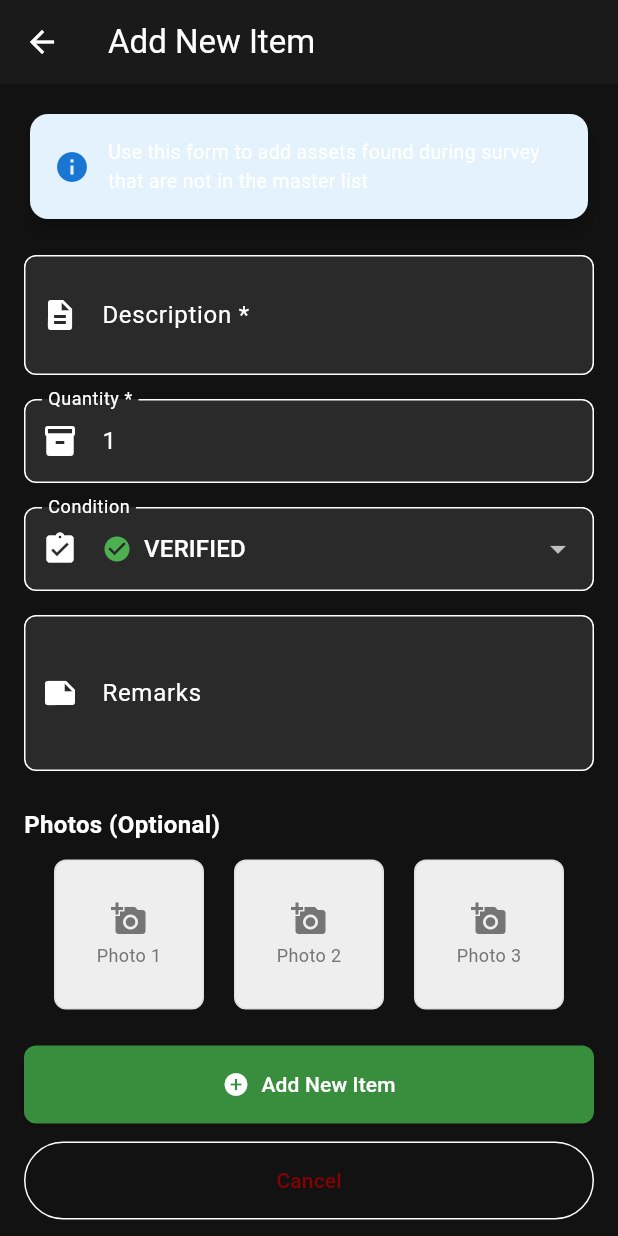
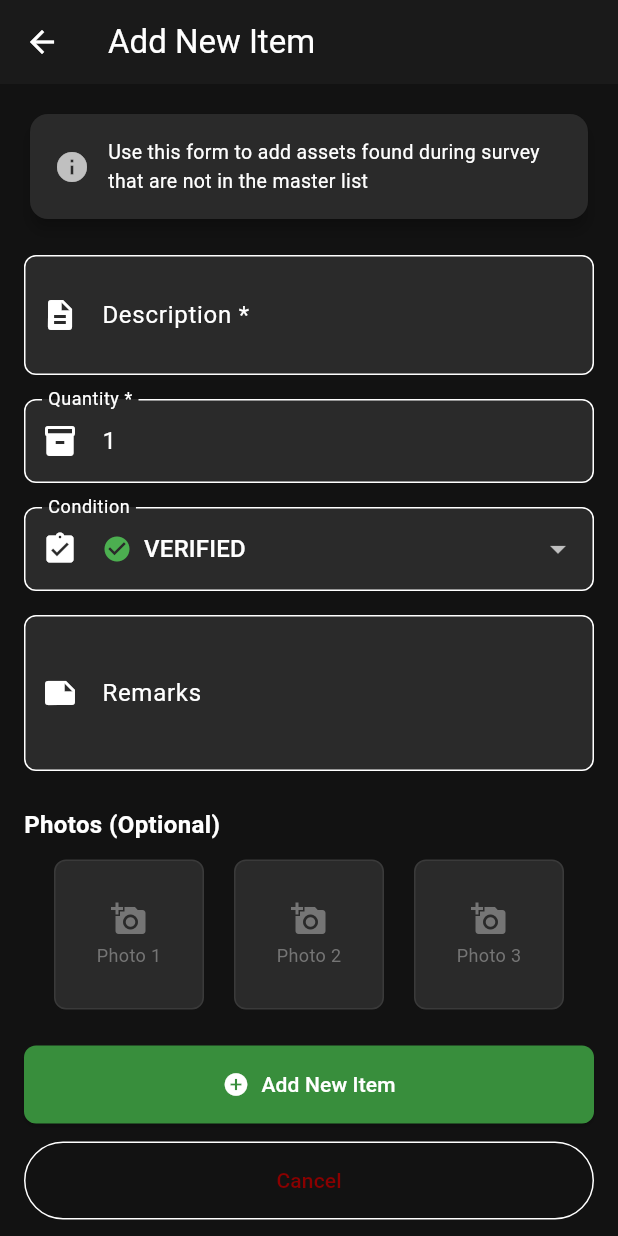
Before and after one commit to NadeemalTM/SLTB-Board-of-Survey, a Flutter app: the DashboardScreen screen opened directly, after a tap on "Add Item", on a phone screen of 412 x 824 dp. Run offline on Flutter 3.47's test engine with Material 3 defaults, Android fonts, the phone set to English and light mode, and no system bars; our stand-ins replace csv, file_picker, flutter_riverpod, image_picker, sqflite; missing offline and left inert: mobile_scanner; accounts and stored records are empty.

Commit message:
Fix Hero widget nesting error and complete dark theme

```diff
--- a/lib/views/admin/admin_dashboard.dart
+++ b/lib/views/admin/admin_dashboard.dart
@@ -180,7 +180,7 @@ class _AdminDashboardState extends ConsumerState<AdminDashboard> {
                 icon: Icons.upload_file,
                 title: 'Import Master Data',
                 subtitle: 'Upload master CSV file with asset list',
-                color: Colors.blue,
+                color: const Color(0xFF8B0000),
                 onTap: () {
                   Navigator.push(
                     context,
--- a/lib/views/admin/merge_field_data_screen.dart
+++ b/lib/views/admin/merge_field_data_screen.dart
@@ -126,7 +126,7 @@ class _MergeFieldDataScreenState extends ConsumerState<MergeFieldDataScreen> {
                       'ℹ️ Matching is done using New Code field',
                       style: TextStyle(
                         fontSize: 13,
-                        color: Colors.blue[800],
+                        color: const Color(0xFF8B0000),
                         fontWeight: FontWeight.w600,
                       ),
                     ),
--- a/lib/views/field_officer/add_item_screen.dart
+++ b/lib/views/field_officer/add_item_screen.dart
@@ -147,12 +147,12 @@ class _AddItemScreenState extends ConsumerState<AddItemScreen> {
             children: [
               // Info Card
               Card(
-                color: Colors.blue[50],
+                color: const Color(0xFF2A2A2A),
                 child: Padding(
                   padding: const EdgeInsets.all(16),
                   child: Row(
                     children: [
-                      Icon(Icons.info, color: Colors.blue[700]),
+                      const Icon(Icons.info, color: Colors.white70),
                       const SizedBox(width: 12),
                       const Expanded(
                         child: Text(
@@ -318,9 +318,9 @@ class _AddItemScreenState extends ConsumerState<AddItemScreen> {
         width: 100,
         height: 100,
         decoration: BoxDecoration(
-          color: Colors.grey[200],
+          color: const Color(0xFF2A2A2A),
           borderRadius: BorderRadius.circular(8),
-          border: Border.all(color: Colors.grey[300]!),
+          border: Border.all(color: const Color(0xFF3A3A3A)),
         ),
         child: imagePath != null && imagePath.isNotEmpty
             ? ClipRRect(
--- a/lib/views/field_officer/dashboard_screen.dart
+++ b/lib/views/field_officer/dashboard_screen.dart
@@ -302,26 +302,20 @@ class _DashboardScreenState extends ConsumerState<DashboardScreen> {
       floatingActionButton: Column(
         mainAxisSize: MainAxisSize.min,
         children: [
-          Hero(
-            tag: 'addItemFAB',
-            child: FloatingActionButton.extended(
+          FloatingActionButton.extended(
             onPressed: _navigateToAddItem,
             heroTag: 'addItem',
             label: const Text('Add Item'),
             icon: const Icon(Icons.add),
             backgroundColor: Colors.orange,
           ),
-          ),
           const SizedBox(height: 12),
-          Hero(
-            tag: 'scanFAB',
-            child: FloatingActionButton.extended(
+          FloatingActionButton.extended(
             onPressed: _navigateToScan,
             heroTag: 'scan',
             label: const Text('Scan'),
             icon: const Icon(Icons.qr_code_scanner),
             backgroundColor: const Color(0xFF8B0000),
-            ),
           ),
         ],
       ),
@@ -341,7 +335,7 @@ class _DashboardScreenState extends ConsumerState<DashboardScreen> {
                   title: 'Total Items',
                   value: stats.totalItems.toString(),
                   icon: Icons.inventory_2,
-                  color: Colors.blue,
+                  color: const Color(0xFF8B0000),
                 ),
               ),
               const SizedBox(width: 12),
--- a/lib/views/field_officer/widgets/asset_list_item.dart
+++ b/lib/views/field_officer/widgets/asset_list_item.dart
@@ -75,7 +75,7 @@ class AssetListItem extends StatelessWidget {
                             const SizedBox(width: 8),
                             _buildChip(
                               label: '${asset.imageCount} 📷',
-                              color: Colors.blue,
+                              color: const Color(0xFF8B0000),
                             ),
                           ],
                         ] else
```
Also changed, not shown: lib/views/auth/login_screen.dart (+7 -5 lines). Lines whose indentation alone changed are shown as unchanged.
